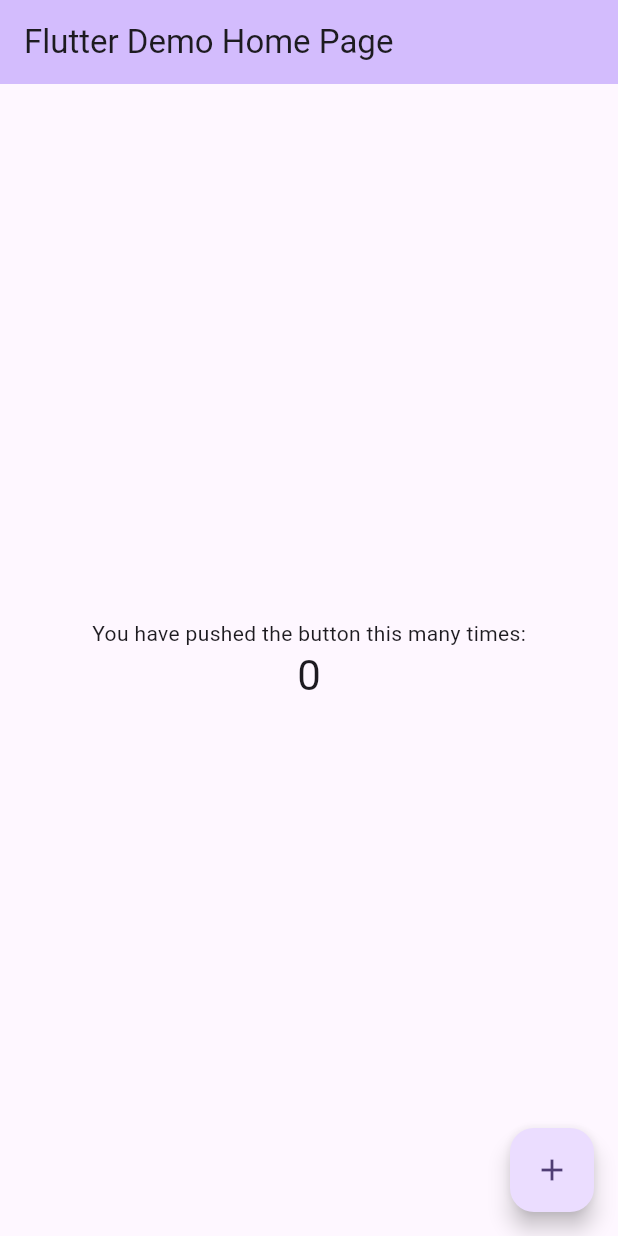
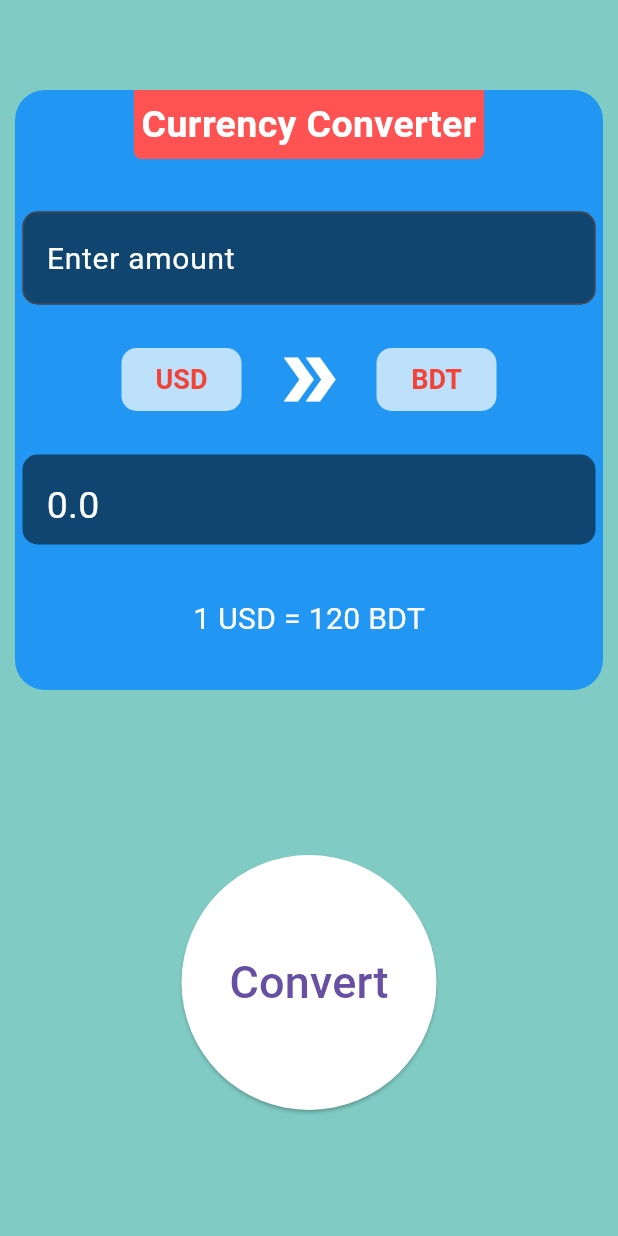
Before and after one commit to sazid99/Currency-Converter-App, a Flutter app: the screen it shows after launch, on a phone screen of 412 x 824 dp. Run offline on Flutter 3.47's test engine with Material 3 defaults, Android fonts, the phone set to English and light mode, and no system bars.

Commit message:
with UI and basic conversion functionality

```diff
--- a/lib/main.dart
+++ b/lib/main.dart
@@ -1,125 +1,18 @@
+import 'package:converter/pages/main_home_page.dart';
 import 'package:flutter/material.dart';
 
-void main() {
-  runApp(const MyApp());
+void main(){
+  runApp(MyApp());
 }
 
 class MyApp extends StatelessWidget {
   const MyApp({super.key});
 
-  // This widget is the root of your application.
   @override
   Widget build(BuildContext context) {
     return MaterialApp(
-      title: 'Flutter Demo',
-      theme: ThemeData(
-        // This is the theme of your application.
-        //
-        // TRY THIS: Try running your application with "flutter run". You'll see
-        // the application has a purple toolbar. Then, without quitting the app,
-        // try changing the seedColor in the colorScheme below to Colors.green
-        // and then invoke "hot reload" (save your changes or press the "hot
-        // reload" button in a Flutter-supported IDE, or press "r" if you used
-        // the command line to start the app).
-        //
-        // Notice that the counter didn't reset back to zero; the application
-        // state is not lost during the reload. To reset the state, use hot
-        // restart instead.
-        //
-        // This works for code too, not just values: Most code changes can be
-        // tested with just a hot reload.
-        colorScheme: ColorScheme.fromSeed(seedColor: Colors.deepPurple),
-        useMaterial3: true,
-      ),
-      home: const MyHomePage(title: 'Flutter Demo Home Page'),
+      debugShowCheckedModeBanner: false,
+      home: MainHomePage(),
     );
   }
 }
-
-class MyHomePage extends StatefulWidget {
-  const MyHomePage({super.key, required this.title});
-
-  // This widget is the home page of your application. It is stateful, meaning
-  // that it has a State object (defined below) that contains fields that affect
-  // how it looks.
-
-  // This class is the configuration for the state. It holds the values (in this
-  // case the title) provided by the parent (in this case the App widget) and
-  // used by the build method of the State. Fields in a Widget subclass are
-  // always marked "final".
-
-  final String title;
-
-  @override
-  State<MyHomePage> createState() => _MyHomePageState();
-}
-
-class _MyHomePageState extends State<MyHomePage> {
-  int _counter = 0;
-
-  void _incrementCounter() {
-    setState(() {
-      // This call to setState tells the Flutter framework that something has
-      // changed in this State, which causes it to rerun the build method below
-      // so that the display can reflect the updated values. If we changed
-      // _counter without calling setState(), then the build method would not be
-      // called again, and so nothing would appear to happen.
-      _counter++;
-    });
-  }
-
-  @override
-  Widget build(BuildContext context) {
-    // This method is rerun every time setState is called, for instance as done
-    // by the _incrementCounter method above.
-    //
-    // The Flutter framework has been optimized to make rerunning build methods
-    // fast, so that you can just rebuild anything that needs updating rather
-    // than having to individually change instances of widgets.
-    return Scaffold(
-      appBar: AppBar(
-        // TRY THIS: Try changing the color here to a specific color (to
-        // Colors.amber, perhaps?) and trigger a hot reload to see the AppBar
-        // change color while the other colors stay the same.
-        backgroundColor: Theme.of(context).colorScheme.inversePrimary,
-        // Here we take the value from the MyHomePage object that was created by
-        // the App.build method, and use it to set our appbar title.
-        title: Text(widget.title),
-      ),
-      body: Center(
-        // Center is a layout widget. It takes a single child and positions it
-        // in the middle of the parent.
-        child: Column(
-          // Column is also a layout widget. It takes a list of children and
-          // arranges them vertically. By default, it sizes itself to fit its
-          // children horizontally, and tries to be as tall as its parent.
-          //
-          // Column has various properties to control how it sizes itself and
-          // how it positions its children. Here we use mainAxisAlignment to
-          // center the children vertically; the main axis here is the vertical
-          // axis because Columns are vertical (the cross axis would be
-          // horizontal).
-          //
-          // TRY THIS: Invoke "debug painting" (choose the "Toggle Debug Paint"
-          // action in the IDE, or press "p" in the console), to see the
-          // wireframe for each widget.
-          mainAxisAlignment: MainAxisAlignment.center,
-          children: <Widget>[
-            const Text(
-              'You have pushed the button this many times:',
-            ),
-            Text(
-              '$_counter',
-              style: Theme.of(context).textTheme.headlineMedium,
-            ),
-          ],
-        ),
-      ),
-      floatingActionButton: FloatingActionButton(
-        onPressed: _incrementCounter,
-        tooltip: 'Increment',
-        child: const Icon(Icons.add),
-      ), // This trailing comma makes auto-formatting nicer for build methods.
-    );
-  }
-}
--- /dev/null
+++ b/lib/pages/main_home_page.dart
@@ -0,0 +1,222 @@
+import 'package:flutter/material.dart';
+
+class MainHomePage extends StatefulWidget {
+  const MainHomePage({super.key});
+
+  @override
+  State<MainHomePage> createState() => _MainHomePageState();
+}
+
+class _MainHomePageState extends State<MainHomePage> {
+  final TextEditingController textEditingController = TextEditingController();
+  double result = 0.0;
+
+  @override
+  Widget build(BuildContext context) {
+    return Scaffold(
+      backgroundColor: Colors.teal[200],
+      body: SingleChildScrollView(
+//blue color container
+        child: Column(
+          children: [
+            Padding(
+              padding: const EdgeInsets.only(
+                  left: 10, top: 60, right: 10, bottom: 10),
+              child: Container(
+                height: 400,
+                width: double.infinity,
+                decoration: BoxDecoration(
+                  color: Colors.blue,
+                  borderRadius: BorderRadius.all(
+                    Radius.circular(20),
+                  ),
+                ),
+                child: Column(
+                  children: [
+//red color title currency converter
+                    Container(
+                      padding: EdgeInsets.all(5),
+                      decoration: BoxDecoration(
+                        color: Colors.redAccent,
+                        borderRadius: BorderRadius.only(
+                          bottomLeft: Radius.circular(5),
+                          bottomRight: Radius.circular(5),
+                        ),
+                      ),
+                      child: Text(
+                        "Currency Converter",
+                        style: TextStyle(
+                            fontSize: 25,
+                            fontWeight: FontWeight.bold,
+                            color: Colors.white),
+                      ),
+                    ),
+                    const SizedBox(height: 30),
+// Input Enter amount Text field
+                    Padding(
+                      padding: const EdgeInsets.all(5.0),
+                      child: TextField(
+                        controller: textEditingController,
+                        style: TextStyle(color: Colors.white, fontSize: 20),
+                        keyboardType: TextInputType.number,
+                        decoration: const InputDecoration(
+                          hintText: "Enter amount",
+                          hintStyle: TextStyle(color: Colors.white),
+                          filled: true,
+                          fillColor: Colors.black54,
+                          border: OutlineInputBorder(
+                            borderRadius:
+                                BorderRadius.all(Radius.circular(10.0)),
+                          ),
+                        ),
+                      ),
+                    ),
+                    const SizedBox(
+                      height: 20,
+                    ),
+// Currency change row
+                    Row(
+                      mainAxisAlignment: MainAxisAlignment.center,
+                      children: [
+                        Container(
+                          margin: EdgeInsets.only(right: 20),
+//First from currency button
+                          child: TextButton(
+                            onPressed: () {},
+                            style: ButtonStyle(
+                              backgroundColor:
+                                  MaterialStatePropertyAll(Colors.white70),
+                              minimumSize: MaterialStatePropertyAll(
+                                Size(80, 40),
+                              ),
+                              shape: MaterialStatePropertyAll(
+                                  RoundedRectangleBorder(
+                                borderRadius: BorderRadius.all(
+                                  Radius.circular(10),
+                                ),
+                              )),
+                            ),
+                            child: Text(
+                              "USD",
+                              style: TextStyle(
+                                  color: Colors.red,
+                                  fontWeight: FontWeight.bold,
+                                  fontSize: 18),
+                            ),
+                          ),
+                        ),
+                        Icon(
+                          Icons.double_arrow,
+                          size: 50,
+                          color: Colors.white,
+                        ),
+// To currency button
+                        Container(
+                          margin: EdgeInsets.only(left: 20),
+                          child: TextButton(
+                            onPressed: () {},
+                            style: ButtonStyle(
+                              backgroundColor:
+                                  MaterialStatePropertyAll(Colors.white70),
+                              minimumSize: MaterialStatePropertyAll(
+                                Size(80, 40),
+                              ),
+                              shape: MaterialStatePropertyAll(
+                                  RoundedRectangleBorder(
+                                borderRadius: BorderRadius.all(
+                                  Radius.circular(10),
+                                ),
+                              )),
+                            ),
+                            child: Text(
+                              "BDT",
+                              style: TextStyle(
+                                  color: Colors.red,
+                                  fontWeight: FontWeight.bold,
+                                  fontSize: 18),
+                            ),
+                          ),
+                        ),
+                      ],
+                    ),
+                    const SizedBox(
+                      height: 20,
+                    ),
+// Result showing text box
+                    Padding(
+                      padding: const EdgeInsets.all(5.0),
+                      child: Column(
+                        children: [
+                          Container(
+                            height: 60,
+                            width: double.infinity,
+                            decoration: BoxDecoration(
+                              color: Colors.black54,
+                              borderRadius: BorderRadius.all(
+                                Radius.circular(10),
+                              ),
+                            ),
+                            child: Padding(
+                              padding: const EdgeInsets.all(8.0),
+                              child: Row(
+                                children: [
+                                  Padding(
+                                    padding: const EdgeInsets.all(8.0),
+                                    child: Text(
+                                      "$result",
+                                      style: TextStyle(
+                                          fontSize: 25, color: Colors.white),
+                                    ),
+                                  ),
+                                ],
+                              ),
+                            ),
+                          ),
+                        ],
+                      ),
+                    ),
+                    const SizedBox(
+                      height: 30,
+                    ),
+// Currency conversion rate now
+                    Row(
+                      mainAxisAlignment: MainAxisAlignment.center,
+                      children: [
+                        Text(
+                          "1 USD = 120 BDT",
+                          style: TextStyle(fontSize: 20, color: Colors.white),
+                        )
+                      ],
+                    ),
+                  ],
+                ),
+              ),
+            ),
+            SizedBox(
+              height: 100,
+            ),
+// Convert button
+            ElevatedButton(
+              onPressed: () {
+                setState(() {
+                  result = double.parse(textEditingController.text) * 120;
+                });
+              },
+              style: ButtonStyle(
+                minimumSize: MaterialStatePropertyAll(Size(170, 170)),
+                backgroundColor: MaterialStatePropertyAll(Colors.white),
+                shape: MaterialStateProperty.all<CircleBorder>(
+                  const CircleBorder(),
+                ),
+              ),
+              child: Text(
+                "Convert",
+                style: TextStyle(fontSize: 30),
+              ),
+            )
+          ],
+        ),
+      ),
+    );
+  }
+}
```
Also changed, not shown: lib/pages/extra.txt (added, +14 -0 lines).
